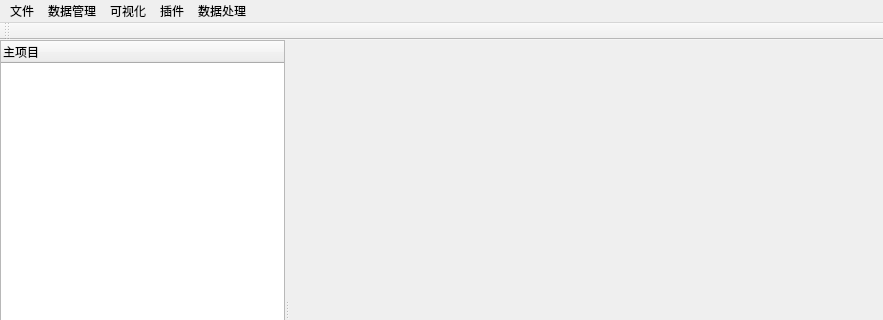
Above: main.ui from sh1nyru0/SP before the change; both pictures show x 0 to 883 and y 0 to 320 of the 883 by 600 pixel window. Below: the same form after it.
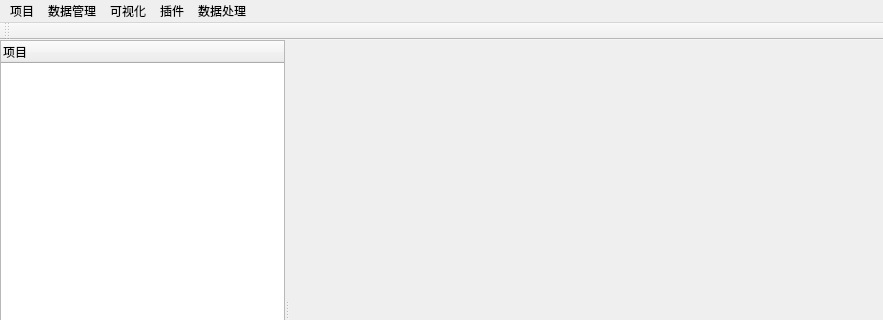
That is the form after the change. Icons and pictures are not drawn.

Patch:
```diff
--- a/main.ui
+++ b/main.ui
@@ -39,7 +39,7 @@
       <widget class="QTreeWidget" name="fileTree">
        <column>
         <property name="text">
-         <string>主项目</string>
+         <string>项目</string>
         </property>
        </column>
       </widget>
@@ -75,7 +75,7 @@
    </property>
    <widget class="QMenu" name="file_menu">
     <property name="title">
-     <string>文件</string>
+     <string>项目</string>
     </property>
     <addaction name="actionNewProject"/>
     <addaction name="actionOpenProject"/>
```
